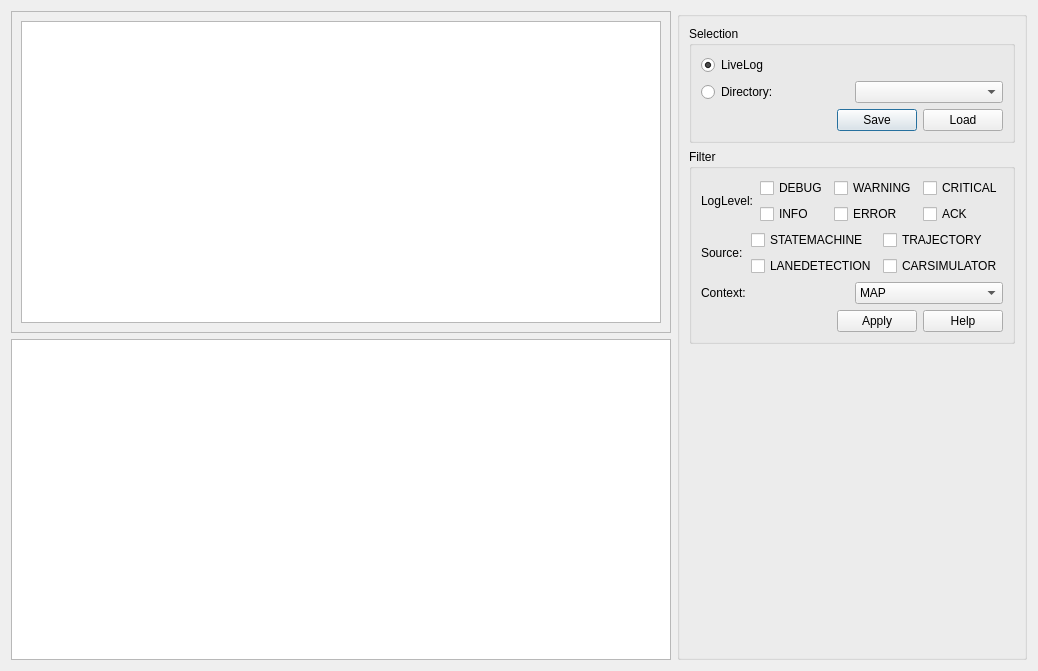
Qt form src/dialog_log_analyzer.ui (melegiul/adtf-remote) before a commit.
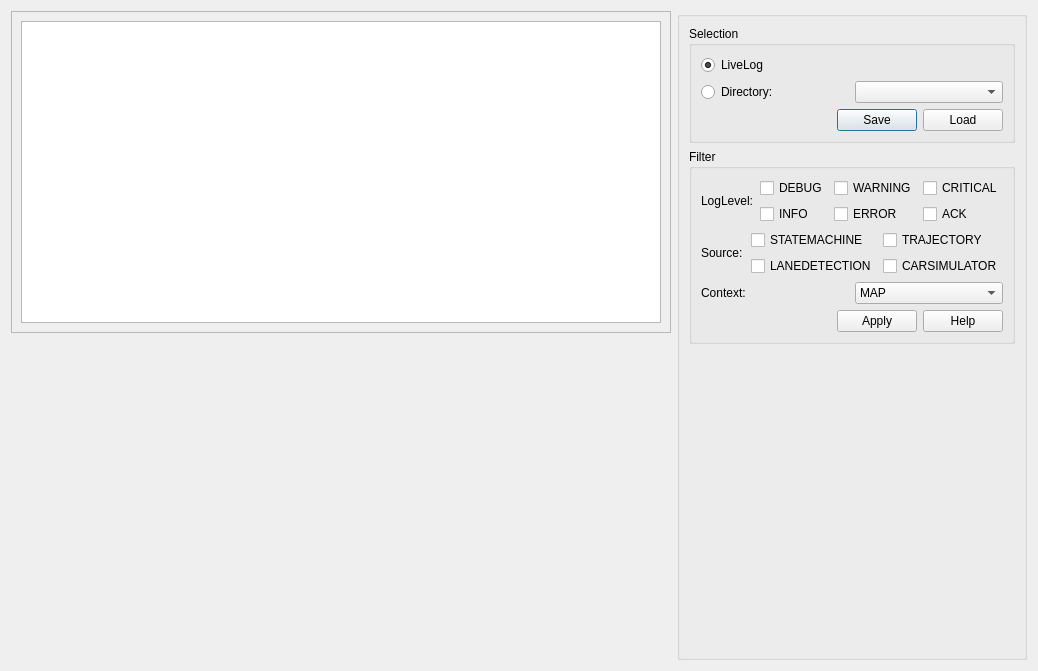
The same form after that commit.

Commit message: [R-07][In-Progress] Add example chart

The edit to the form file:
```diff
--- a/src/dialog_log_analyzer.ui
+++ b/src/dialog_log_analyzer.ui
@@ -39,7 +39,15 @@
       </widget>
      </item>
      <item>
-      <widget class="QGraphicsView" name="graphicsView"/>
+      <widget class="QFrame" name="horizontalFrame">
+       <property name="sizePolicy">
+        <sizepolicy hsizetype="Preferred" vsizetype="MinimumExpanding">
+         <horstretch>0</horstretch>
+         <verstretch>0</verstretch>
+        </sizepolicy>
+       </property>
+       <layout class="QHBoxLayout" name="horizontalLayout_9"/>
+      </widget>
      </item>
     </layout>
    </item>
```
The commit also changes 2 other files.
